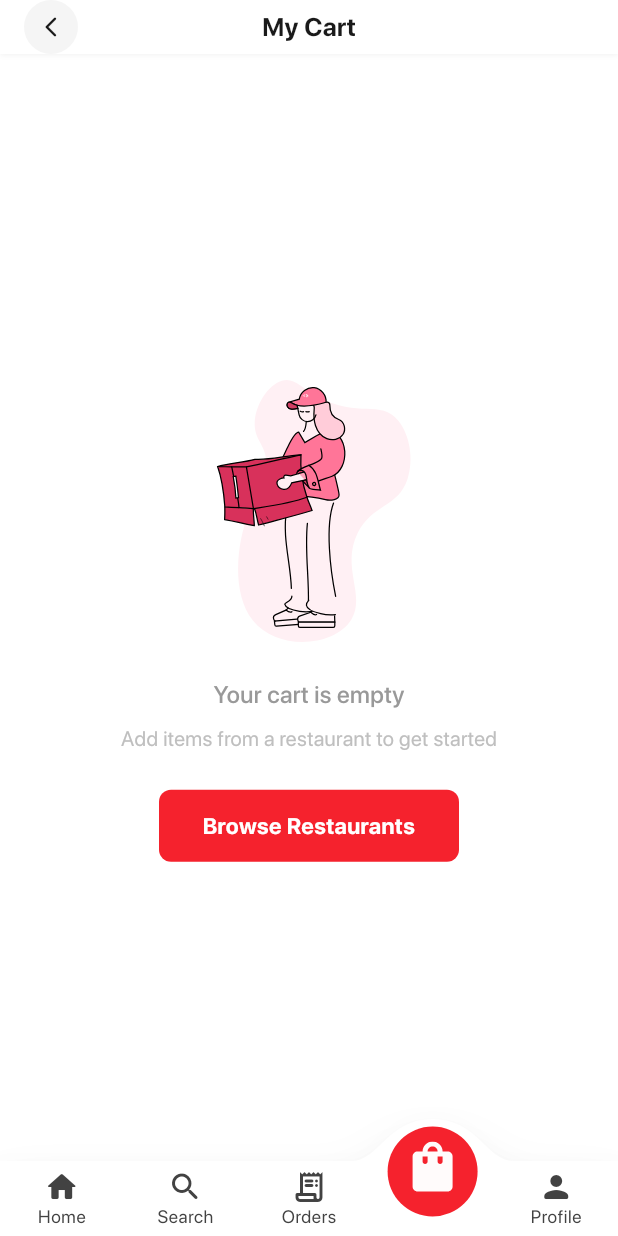
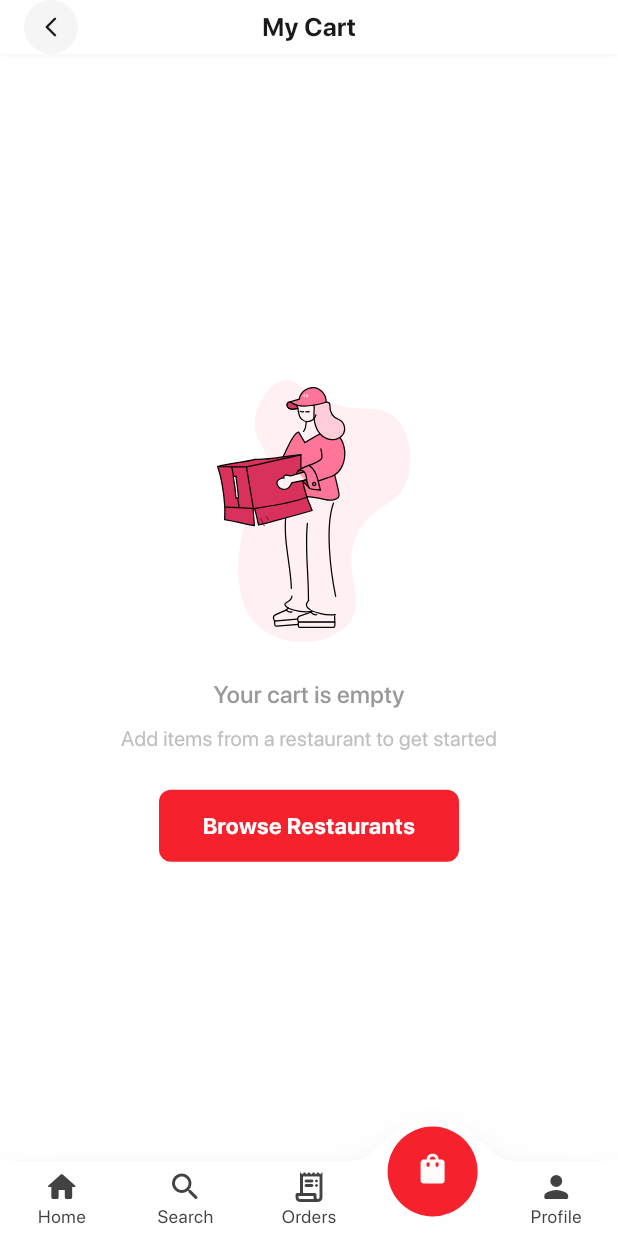
Before and after one commit to amitKhayargoli/Food-Delivery, a Flutter app: the AppNavigation screen opened directly, item 4 of the bottom bar chosen, on a phone screen of 412 x 824 dp. Run offline on Flutter 3.47's test engine with Material 3 defaults, Android fonts, the phone set to English and light mode, and no system bars; drawn by our look-alikes of convex_bottom_bar; our stand-ins replace dartz, dio, equatable, file_picker, firebase_core, firebase_messaging and 9 more; missing offline and left inert: baato_maps; accounts and stored records are empty; network calls fail; project files that could hold a hidden picture were left out.

Commit message:
chore: fix cart SVG icon sizing in navigation bar

```diff
--- a/app/lib/navigation/app_navigation.dart
+++ b/app/lib/navigation/app_navigation.dart
@@ -46,16 +46,21 @@ class _AppNavigationState extends State<AppNavigation> {
   int _currentIndex = 0;
 
   /// Shared cart icon widget used in the nav bar (inactive state).
-  /// No explicit width/height — the parent SizedBox from BlendImageIcon
-  /// controls sizing via the StyleHook's iconSize/activeIconSize values
-  /// (24 inactive, 28 active), matching the Material icon dimensions.
+  /// Explicit width/height match the StyleHook's iconSize (24) so the SVG
+  /// doesn't render at its native (larger) size — the ConvexAppBar handles
+  /// the active size bump to 28 via activeIconSize.
+  /// Cart icon — uses the SVG's native 24×24 dimensions from the file.
+  /// BoxFit.scaleDown prevents the ConvexAppBar's active circle from
+  /// scaling it up larger than the other nav icons.
   static final Widget _cartIcon = SvgPicture.asset(
     'assets/icons/cart.svg',
+    fit: BoxFit.scaleDown,
   );
 
   /// Cart icon with white fill for the active state (sits on the red circle).
   static final Widget _cartIconActive = SvgPicture.asset(
     'assets/icons/cart.svg',
+    fit: BoxFit.scaleDown,
     colorFilter: const ColorFilter.mode(
       Colors.white,
       BlendMode.srcIn,
```
